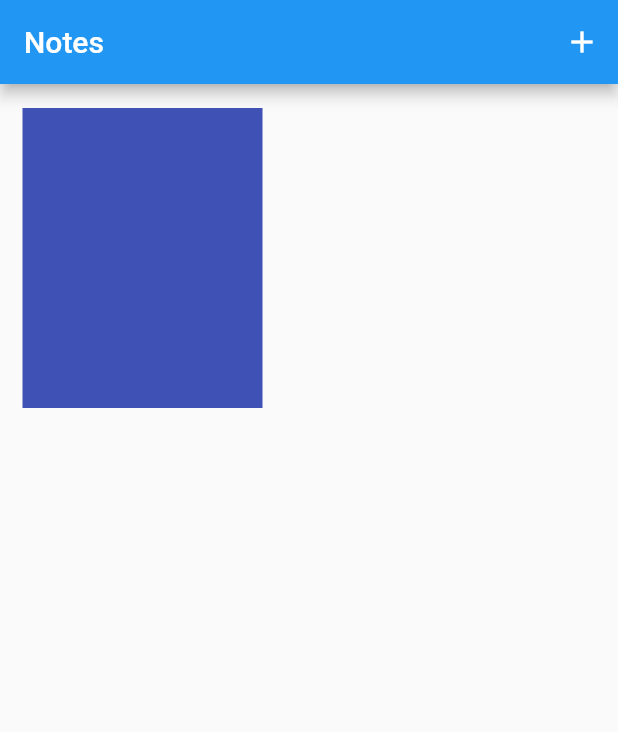
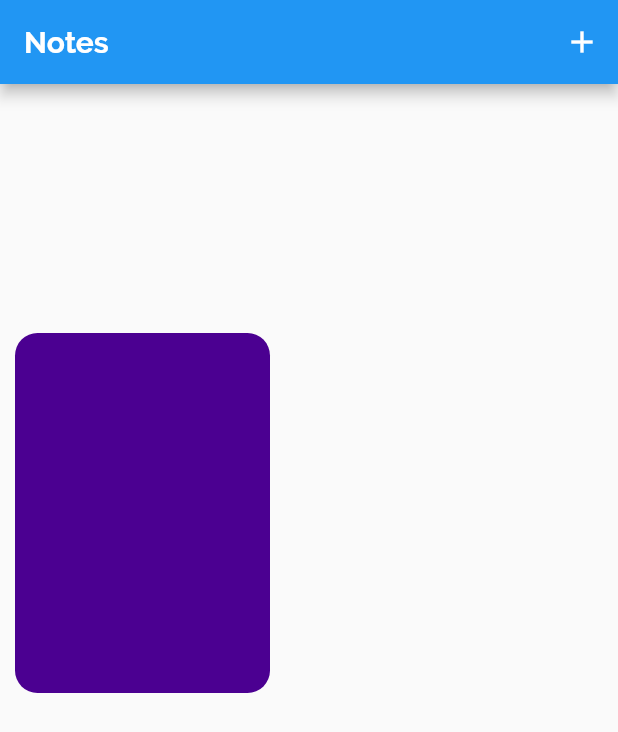
Before and after one commit to JayKanakiya/TODO, a Flutter app: the screen it shows after launch, after a tap on the "add" icon, after a tap on "Add", on a phone screen of 412 x 824 dp. Shown: the top 732 px of the screen. Run offline on Flutter 3.47's test engine with Material 2 defaults, Android fonts, the phone set to English and light mode, and no system bars.

Commit message:
custom colors added

```diff
--- a/lib/main.dart
+++ b/lib/main.dart
@@ -1,5 +1,9 @@
 import 'package:flutter/material.dart';
 import 'package:myapp/item.dart';
+
+  final colorIndigo = const Color(0xff4B0091);
+  final colorCyan = const Color(0xff97C7CE);
+  final colorMagenta = const Color(0xff5C1135);
 
 void main() => runApp(MyApp());
 
@@ -11,6 +15,7 @@ class MyApp extends StatelessWidget {
     return MaterialApp(
       title: 'Flutter Demo',
       home: new HomePage(),
+      theme: ThemeData(fontFamily: 'Raleway'),
     );
   }
 }
@@ -55,7 +60,7 @@ class _HomePageState extends State<HomePage> {
               content: new TextField(
                 controller: tec,
                 decoration: new InputDecoration.collapsed(
-                  hintText: "Eg: Call Jay"
+                  hintText: "Call Jay"
                 ),
                 onSubmitted: (String s){
 
@@ -99,17 +104,21 @@ class _HomePageState extends State<HomePage> {
 class MakeTile extends StatelessWidget {
   String s;
   int i;
-  List colors = [Colors.indigo, Colors.cyan, Colors.red];
+
+  List colors = [colorIndigo, colorCyan, colorMagenta];
   @override
   Widget build(BuildContext context) {
     return Container(
-      margin: EdgeInsets.only(left: 15.0, right: 15.0),
-      height: 200.0,
+      margin: EdgeInsets.only(left: 10.0, right: 5.0, top: 150.0),
+      height: 240.0,
       child: new Container(
-            width: 160.0,
-            color: colors[i%3],
-            padding: EdgeInsets.only(left:35.0,top: 60.0),
-            child: new Text(s, style: TextStyle(color: Colors.white, fontSize: 25.0)),
+            decoration: new BoxDecoration(
+              color: colors[i%3],
+              borderRadius: new BorderRadius.all(new Radius.circular(15.0)),
+            ),
+            width: 170.0,
+            padding: EdgeInsets.only(top: 60.0),
+            child: new Text(s, style: TextStyle(color: Colors.white, fontSize: 20.0, fontFamily: 'Raleway'), textAlign: TextAlign.center),
       ),
     );
   }
```
